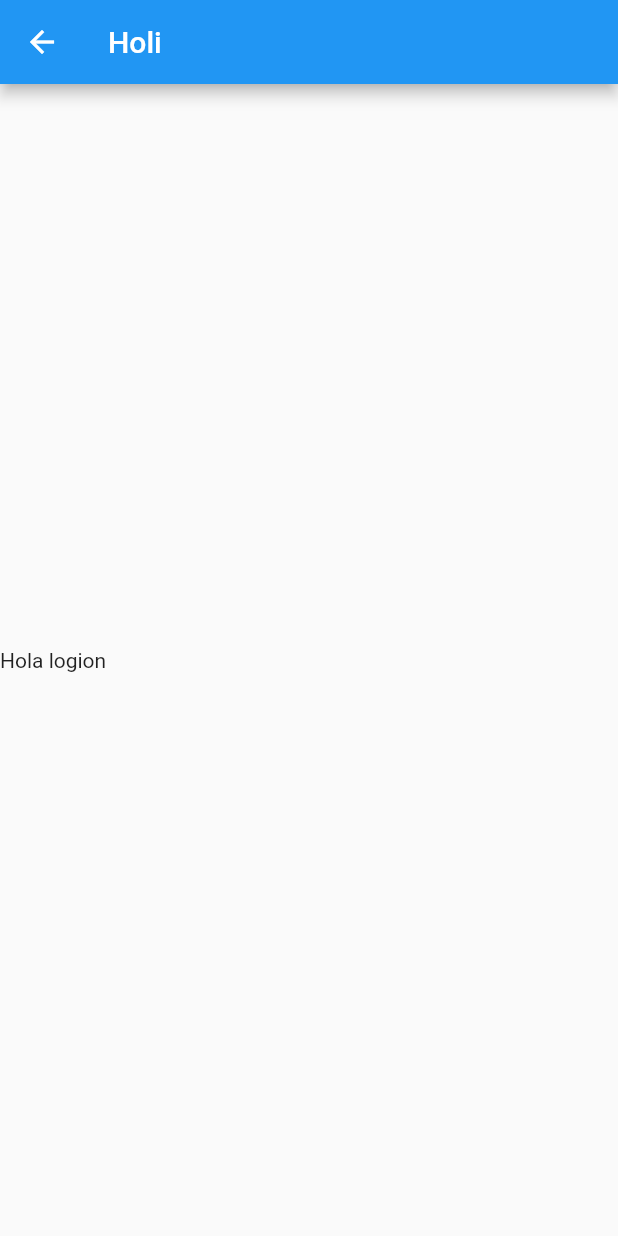
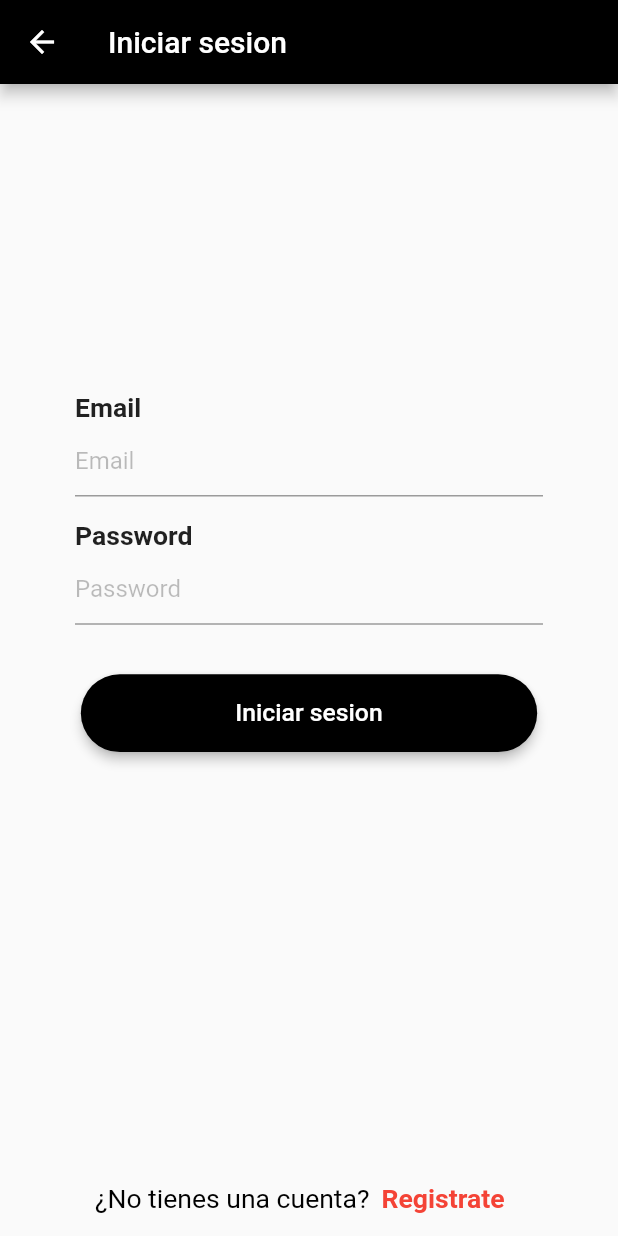
Before and after one commit to Elian-Tester/game_zone, a Flutter app: the login screen opened directly, on a phone screen of 412 x 824 dp. Run offline on Flutter 3.47's test engine with Material 2 defaults, Android fonts, the phone set to English and light mode, and no system bars.

Commit message:
feature/GZ-3 vista login completo

```diff
--- a/lib/src/pages/login.dart
+++ b/lib/src/pages/login.dart
@@ -8,19 +8,155 @@ class login extends StatefulWidget {
 }
 
 class _loginState extends State<login> {
+  var height, width, size;
+  String email_global = "";
+  String pass_global = "";
+
   @override
   Widget build(BuildContext context) {
+    size = MediaQuery.of(context).size;
+    height = MediaQuery.of(context).size.height;
+    width = MediaQuery.of(context).size.width;
+
     return Scaffold(
         appBar: AppBar(
-          title: Text("Holi"),
+          title: Text("Iniciar sesion"),
+          backgroundColor: Colors.black,
         ),
         body: Container(
-          child: Column(
-            mainAxisAlignment: MainAxisAlignment.center,
-            children: [
-              Text("Hola logion"),
-            ],
+          margin: EdgeInsets.only(
+            left: 50.0,
+            right: 50.0,
+            top: height * 0.25,
           ),
+          child: scrollView(),
         ));
   }
+
+  Widget scrollView() {
+    return DefaultTextStyle(
+      style: Theme.of(context).textTheme.bodyText2!,
+      child: LayoutBuilder(
+        builder: (BuildContext context, BoxConstraints viewportConstraints) {
+          return SingleChildScrollView(
+            child: ConstrainedBox(
+                constraints: BoxConstraints(
+                  minHeight: viewportConstraints.maxHeight,
+                ),
+                child: SizedBox(
+                  height: height * 0,
+                  child: Column(
+                    //mainAxisAlignment: MainAxisAlignment.center,
+                    children: [
+                      etiquetaIzquierda("Email"),
+                      campoTexto(0),
+                      SizedBox(
+                        height: height * 0.02,
+                      ),
+                      etiquetaIzquierda("Password"),
+                      campoTexto(1),
+                      SizedBox(
+                        height: height * 0.04,
+                      ),
+                      botonIniciarSesion(),
+                      Spacer(),
+                      tienesCuenta()
+                    ],
+                  ),
+                )),
+          );
+        },
+      ),
+    );
+  }
+
+  Widget campoTexto(tipo) {
+    var tipo_list = ["Email", "Password"];
+    return TextFormField(
+      onChanged: (textNombre) {
+        print('${tipo_list[tipo]}: $textNombre');
+
+        if (tipo == 0) {
+          email_global = textNombre;
+        }
+        if (tipo == 1) {
+          pass_global = textNombre;
+        }
+      },
+      //style: TextStyle(fontSize: width * 0.043),
+      validator: (value) {},
+      decoration: InputDecoration(
+          hintText: tipo_list[tipo],
+          hintStyle: TextStyle(color: Colors.black26),
+          //contentPadding: EdgeInsets.symmetric(horizontal: 10),
+
+          errorBorder: OutlineInputBorder(
+              borderSide: BorderSide(color: Colors.red, width: width * 0.015))),
+    );
+  }
+
+  Widget etiquetaIzquierda(texto) {
+    return Row(
+      mainAxisAlignment: MainAxisAlignment.start,
+      children: [
+        Text(
+          texto,
+          style:
+              TextStyle(fontWeight: FontWeight.bold, fontSize: width * 0.043),
+        )
+      ],
+    );
+  }
+
+  Widget botonIniciarSesion() {
+    return ElevatedButton(
+        onPressed: () {
+          print("email: $email_global");
+          print("pass: $pass_global");
+          Navigator.pushNamed(context, "listTemp");
+        },
+        style: TextButton.styleFrom(
+          padding: EdgeInsets.symmetric(
+              horizontal: size.width * 0.25, vertical: size.height * 0.02),
+          primary: Colors.white,
+          backgroundColor: Colors.black,
+          elevation: 3,
+          shape:
+              RoundedRectangleBorder(borderRadius: BorderRadius.circular(30.0)),
+        ),
+        child: Text(
+          "Iniciar sesion",
+          style: TextStyle(fontSize: width * 0.04),
+        ));
+  }
+
+  Widget tienesCuenta() {
+    double fontSize = width * 0.043;
+    return Row(
+      mainAxisAlignment: MainAxisAlignment.center,
+      children: [
+        etiquetaTexto("¿No tienes una cuenta?", fontSize, FontWeight.normal,
+            Colors.black),
+        TextButton(
+            onPressed: () {
+              Navigator.pushNamed(context, "signup");
+            },
+            child: etiquetaTexto(
+                "Registrate ", fontSize, FontWeight.bold, Colors.red)),
+      ],
+    );
+  }
+
+  Widget etiquetaTexto(texto, fontSize, fontWeight, colors) {
+    return Row(
+      mainAxisAlignment: MainAxisAlignment.start,
+      children: [
+        Text(
+          texto,
+          style: TextStyle(
+              fontWeight: fontWeight, fontSize: fontSize, color: colors),
+        )
+      ],
+    );
+  }
 }
--- a/lib/src/routes/routes.dart
+++ b/lib/src/routes/routes.dart
@@ -7,7 +7,7 @@ import 'package:gamezone/src/pages/signup.dart';
 
 Map<String, WidgetBuilder> getApplicationRoutes() {
   return <String, WidgetBuilder>{
-    '/': (BuildContext context) => signup(),
+    '/': (BuildContext context) => login(),
     'infoGame': (BuildContext context) => gameInfo(),
     'signup': (BuildContext context) => signup(),
     'listTemp': (BuildContext context) => listTemp()
```
